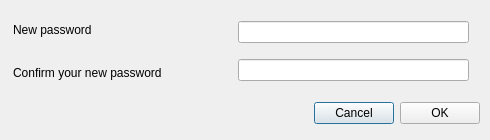
Qt form src/MEGASync/gui/macx/ChangePassword.ui (meganz/MEGAsync) before a commit.
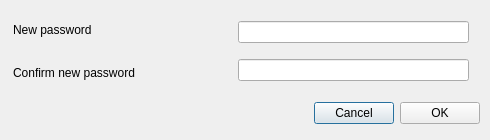
The same form after that commit.

```diff
--- a/src/MEGASync/gui/macx/ChangePassword.ui
+++ b/src/MEGASync/gui/macx/ChangePassword.ui
@@ -86,7 +86,7 @@
            </size>
           </property>
           <property name="text">
-           <string>Confirm your new password</string>
+           <string>Confirm new password</string>
           </property>
           <property name="wordWrap">
            <bool>true</bool>
```
Left out of the diff: 2 changed lines with no effect on the pictures.
